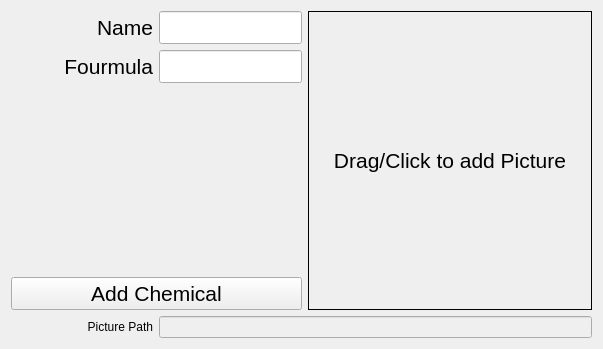
Above: addchemicaldialog.ui from TripletESR/DatabaseInput before the change. Below: the same form after it.
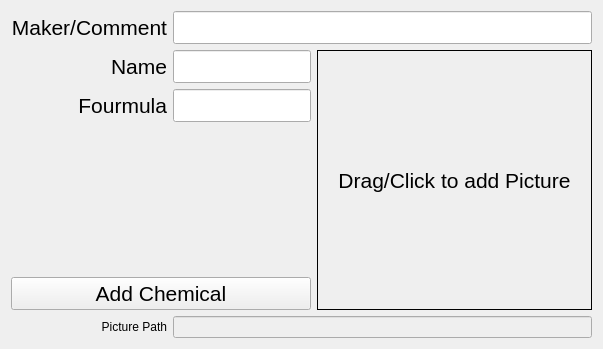
That is the form after the change.

Commit message: add comment for chemical; some improvments

The edit to the form file:
```diff
--- a/addchemicaldialog.ui
+++ b/addchemicaldialog.ui
@@ -16,8 +16,8 @@
   <property name="windowTitle">
    <string>Add Chemical</string>
   </property>
-  <layout class="QGridLayout" name="gridLayout" rowstretch="1,0,0,0,0" columnstretch="1,1,2">
-   <item row="0" column="2" rowspan="4">
+  <layout class="QGridLayout" name="gridLayout" rowstretch="1,0,0,0,0,0,0,0" columnstretch="1,1,2">
+   <item row="1" column="2" rowspan="5">
     <widget class="QLabel" name="label">
      <property name="font">
       <font>
@@ -35,7 +35,7 @@
      </property>
     </widget>
    </item>
-   <item row="0" column="1">
+   <item row="1" column="1">
     <widget class="QLineEdit" name="lineEdit_name">
      <property name="minimumSize">
       <size>
@@ -50,7 +50,7 @@
      </property>
     </widget>
    </item>
-   <item row="0" column="0">
+   <item row="1" column="0">
     <widget class="QLabel" name="label_2">
      <property name="font">
       <font>
@@ -65,7 +65,22 @@
      </property>
     </widget>
    </item>
-   <item row="4" column="0">
+   <item row="2" column="1">
+    <widget class="QLineEdit" name="lineEdit_formula">
+     <property name="minimumSize">
+      <size>
+       <width>0</width>
+       <height>30</height>
+      </size>
+     </property>
+     <property name="font">
+      <font>
+       <pointsize>16</pointsize>
+      </font>
+     </property>
+    </widget>
+   </item>
+   <item row="7" column="0">
     <widget class="QLabel" name="label_4">
      <property name="text">
       <string>Picture Path</string>
@@ -75,7 +90,7 @@
      </property>
     </widget>
    </item>
-   <item row="1" column="0">
+   <item row="2" column="0">
     <widget class="QLabel" name="label_3">
      <property name="font">
       <font>
@@ -90,29 +105,14 @@
      </property>
     </widget>
    </item>
-   <item row="1" column="1">
-    <widget class="QLineEdit" name="lineEdit_formula">
-     <property name="minimumSize">
-      <size>
-       <width>0</width>
-       <height>30</height>
-      </size>
-     </property>
-     <property name="font">
-      <font>
-       <pointsize>16</pointsize>
-      </font>
-     </property>
-    </widget>
-   </item>
-   <item row="4" column="1" colspan="2">
+   <item row="7" column="1" colspan="2">
     <widget class="QLineEdit" name="lineEdit_picPath">
      <property name="enabled">
       <bool>false</bool>
      </property>
     </widget>
    </item>
-   <item row="3" column="0" colspan="2">
+   <item row="5" column="0" colspan="2">
     <widget class="QPushButton" name="pushButton">
      <property name="minimumSize">
       <size>
@@ -133,6 +133,42 @@
      </property>
     </widget>
    </item>
+   <item row="0" column="1" colspan="2">
+    <widget class="QLineEdit" name="lineEdit_comment">
+     <property name="sizePolicy">
+      <sizepolicy hsizetype="Expanding" vsizetype="Fixed">
+       <horstretch>0</horstretch>
+       <verstretch>0</verstretch>
+      </sizepolicy>
+     </property>
+     <property name="minimumSize">
+      <size>
+       <width>0</width>
+       <height>30</height>
+      </size>
+     </property>
+     <property name="font">
+      <font>
+       <pointsize>16</pointsize>
+      </font>
+     </property>
+    </widget>
+   </item>
+   <item row="0" column="0">
+    <widget class="QLabel" name="label_5">
+     <property name="font">
+      <font>
+       <pointsize>16</pointsize>
+      </font>
+     </property>
+     <property name="text">
+      <string>Maker/Comment</string>
+     </property>
+     <property name="alignment">
+      <set>Qt::AlignRight|Qt::AlignTrailing|Qt::AlignVCenter</set>
+     </property>
+    </widget>
+   </item>
   </layout>
  </widget>
  <tabstops>
```
Left out of the diff: 2 changed lines with no effect on the pictures. The commit also changes 5 other files.
